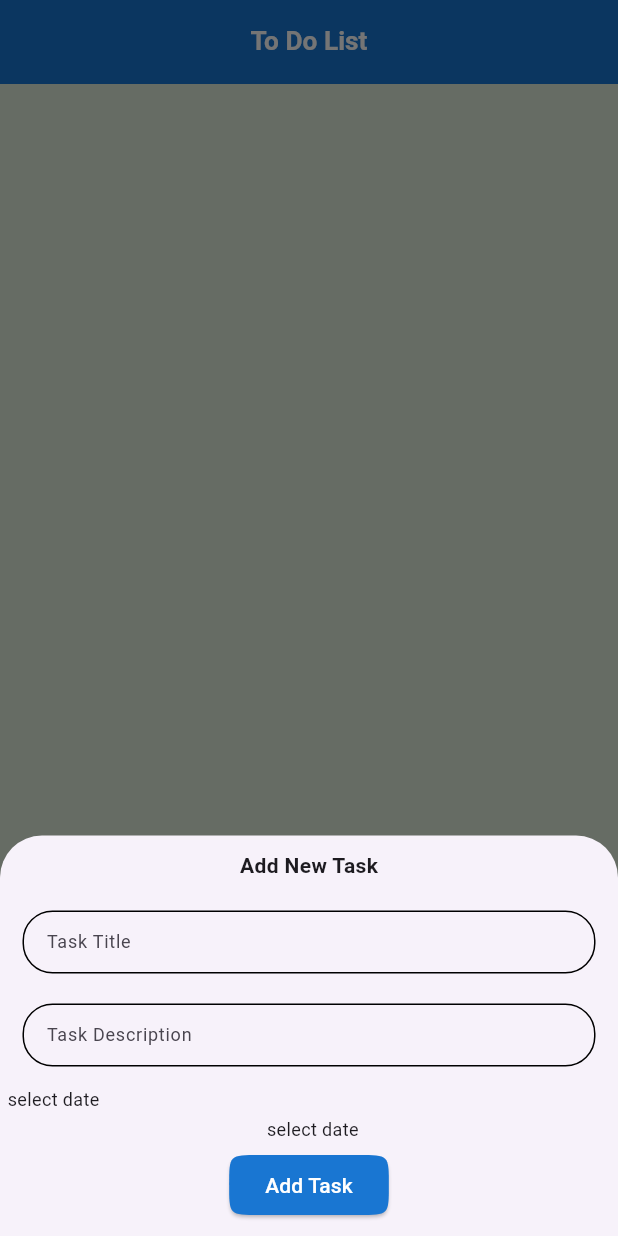
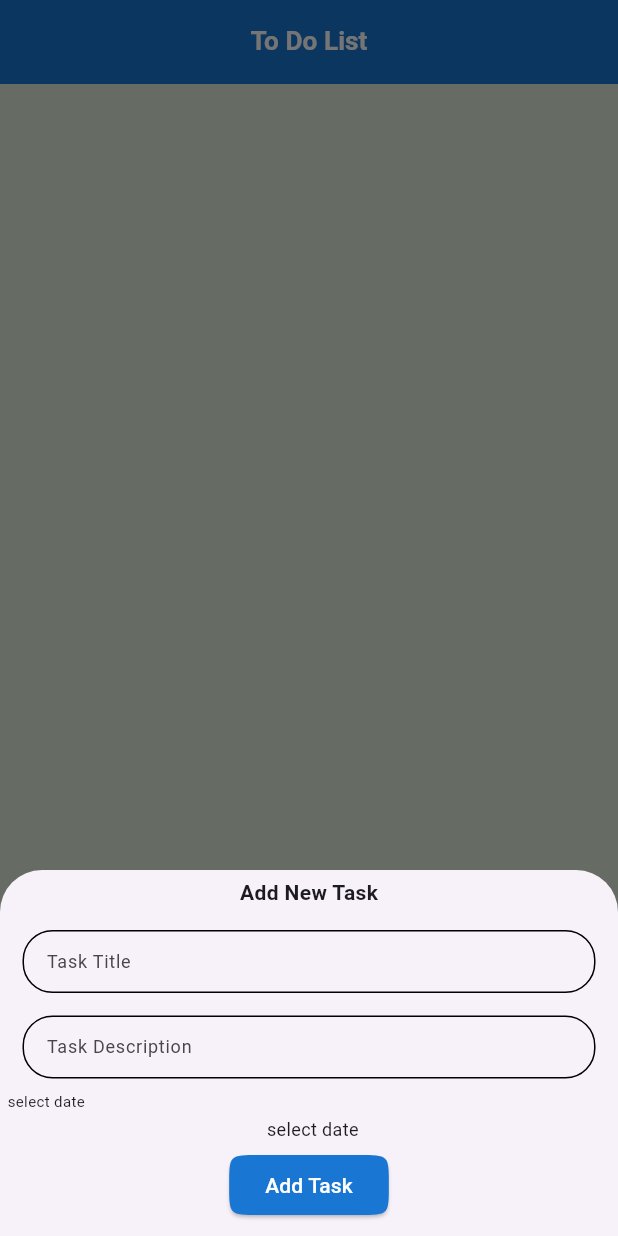
Before and after one commit to pgd8/ToDo, a Flutter app: the screen it shows after launch, after a tap on the "add" icon, on a phone screen of 412 x 824 dp. Run offline on Flutter 3.47's test engine with Material 3 defaults, Android fonts, the phone set to English and light mode, and no system bars; our stand-ins replace firebase_core; accounts and stored records are empty; generated files the repository leaves out were written again; statements that could not run were skipped.

Commit message:
fire base initialization

```diff
--- a/lib/Screens/home_screen.dart
+++ b/lib/Screens/home_screen.dart
@@ -50,7 +50,6 @@ class _HomeScreenState extends State<HomeScreen> {
       ),
       floatingActionButtonLocation: FloatingActionButtonLocation.centerDocked,
       extendBody: true,
-
     );
   }
 }
--- a/lib/Shared_Components/add_task_form.dart
+++ b/lib/Shared_Components/add_task_form.dart
@@ -13,12 +13,13 @@ class _AddTaskFormState extends State<AddTaskForm> {
 
   @override
   Widget build(BuildContext context) {
-    return Column(
+    return Form(
+      key: formKey,
+      child: Column(
         mainAxisSize: MainAxisSize.min,
         children: [
           Container(
-          margin:
-          const EdgeInsets.symmetric(horizontal: 15, vertical: 10),
+            margin: const EdgeInsets.symmetric(horizontal: 15, vertical: 5),
             child: const Text(
               'Add New Task',
               style: TextStyle(fontWeight: FontWeight.bold),
@@ -26,12 +27,17 @@ class _AddTaskFormState extends State<AddTaskForm> {
           ),
           Container(
             width: double.infinity,
-          margin:
-          const EdgeInsets.symmetric(horizontal: 15, vertical: 10),
+            margin: const EdgeInsets.symmetric(horizontal: 15, vertical: 10),
             child: TextFormField(
+              validator: (value) {
+                if (value == null || value == '') {
+                  return "Pleas enter the task title";
+                }
+              },
               style: const TextStyle(fontSize: 12, color: Colors.black),
               decoration: InputDecoration(
                   isDense: true,
+                  errorStyle: TextStyle(fontSize: 10),
                   label: FieldLabel('Task Title'),
                   errorBorder: OutlineInputBorder(
                       borderRadius: BorderRadius.circular(20),
@@ -43,11 +49,16 @@ class _AddTaskFormState extends State<AddTaskForm> {
           ),
           Container(
             width: double.infinity,
-          margin:
-          const EdgeInsets.symmetric(horizontal: 15, vertical: 10),
+            margin: const EdgeInsets.symmetric(horizontal: 15, vertical: 5),
             child: TextFormField(
+              validator: (value) {
+                if (value == null || value == '') {
+                  return "Pleas enter the task description";
+                }
+              },
               style: const TextStyle(fontSize: 12, color: Colors.black),
               decoration: InputDecoration(
+                  errorStyle: TextStyle(fontSize: 10),
                   isDense: true,
                   label: FieldLabel('Task Description'),
                   errorBorder: OutlineInputBorder(
@@ -63,7 +74,7 @@ class _AddTaskFormState extends State<AddTaskForm> {
             alignment: Alignment.centerLeft,
             child: const Text(
               'select date',
-            style: TextStyle(fontSize: 12),
+              style: TextStyle(fontSize: 10),
             ),
           ),
           Container(
@@ -76,14 +87,16 @@ class _AddTaskFormState extends State<AddTaskForm> {
           Container(
             margin: const EdgeInsets.only(bottom: 10),
             child: ElevatedButton(
-              onPressed: () {},
+                onPressed: () {
+                  if (formKey.currentState!.validate()) {}
+                },
                 child: const Text(
                   'Add Task',
-                style: TextStyle(
-                   color: Colors.white),
+                  style: TextStyle(color: Colors.white),
                 )),
           ),
         ],
+      ),
     );
   }
 }
--- a/lib/main.dart
+++ b/lib/main.dart
@@ -1,6 +1,12 @@
+import 'package:firebase_core/firebase_core.dart';
 import 'package:flutter/material.dart';
+import 'package:todo/firebase_options.dart';
 import 'package:todo/my_app.dart';
 
-void main() {
+void main() async {
+  WidgetsFlutterBinding.ensureInitialized();
+  await Firebase.initializeApp(
+      options: DefaultFirebaseOptions.currentPlatform;
+  );
   runApp(MyApp());
 }
--- a/lib/my_app.dart
+++ b/lib/my_app.dart
@@ -7,7 +7,7 @@ class MyApp extends StatelessWidget {
   Widget build(BuildContext context) {
     return MaterialApp(
       debugShowCheckedModeBanner: false,
-      title: 'ToDo',
+      title: 'To Do',
       theme: ThemeData(
           primaryColor: Colors.blue.shade700,
           scaffoldBackgroundColor: const Color(0xffDFECDB),
@@ -25,24 +25,20 @@ class MyApp extends StatelessWidget {
               showUnselectedLabels: false,
               selectedItemColor: Colors.blue,
               unselectedItemColor: Colors.grey),
-          bottomAppBarTheme: BottomAppBarTheme(
+          bottomAppBarTheme: const BottomAppBarTheme(
             shape: CircularNotchedRectangle(),
             color: Colors.white,
-            padding: const EdgeInsets.all(0),
+            padding: EdgeInsets.all(0),
           ),
           floatingActionButtonTheme: FloatingActionButtonThemeData(
               backgroundColor: Colors.blue.shade700,
               shape: const CircleBorder(
                   side: BorderSide(color: Colors.white, width: 2))),
-        elevatedButtonTheme: ElevatedButtonThemeData(
-          style: ElevatedButton.styleFrom(
-            backgroundColor: Colors.blue.shade700,
-            shape: ContinuousRectangleBorder(
-              borderRadius: BorderRadius.circular(20)
-            )
-          )
-        )
-      ),
+          elevatedButtonTheme: ElevatedButtonThemeData(
+              style: ElevatedButton.styleFrom(
+                  backgroundColor: Colors.blue.shade700,
+                  shape: ContinuousRectangleBorder(
+                      borderRadius: BorderRadius.circular(20))))),
       home: SplashScreen(),
       initialRoute: SplashScreen.routeName,
       routes: {
--- a/pubspec.yaml
+++ b/pubspec.yaml
@@ -35,6 +35,8 @@ dependencies:
   # The following adds the Cupertino Icons font to your application.
   # Use with the CupertinoIcons class for iOS style icons.
   cupertino_icons: ^1.0.2
+  firebase_core: ^2.27.0
+
 
 dev_dependencies:
   flutter_test:
```
Also changed, not shown: pubspec.lock. Lines whose indentation alone changed are shown as unchanged.
